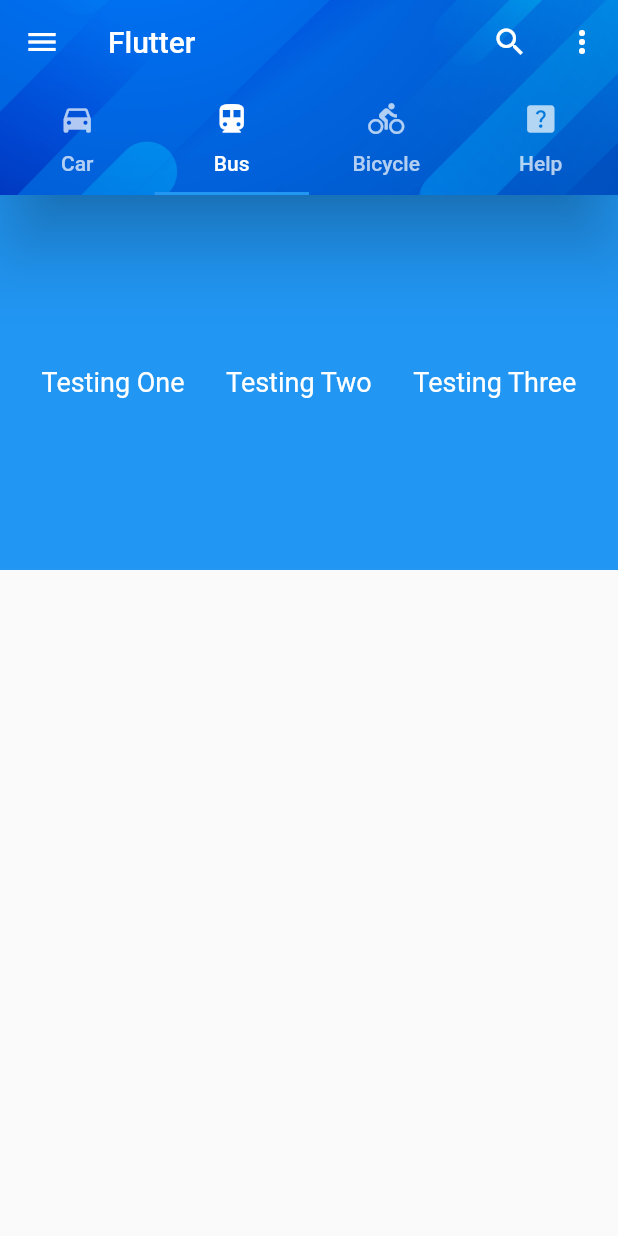
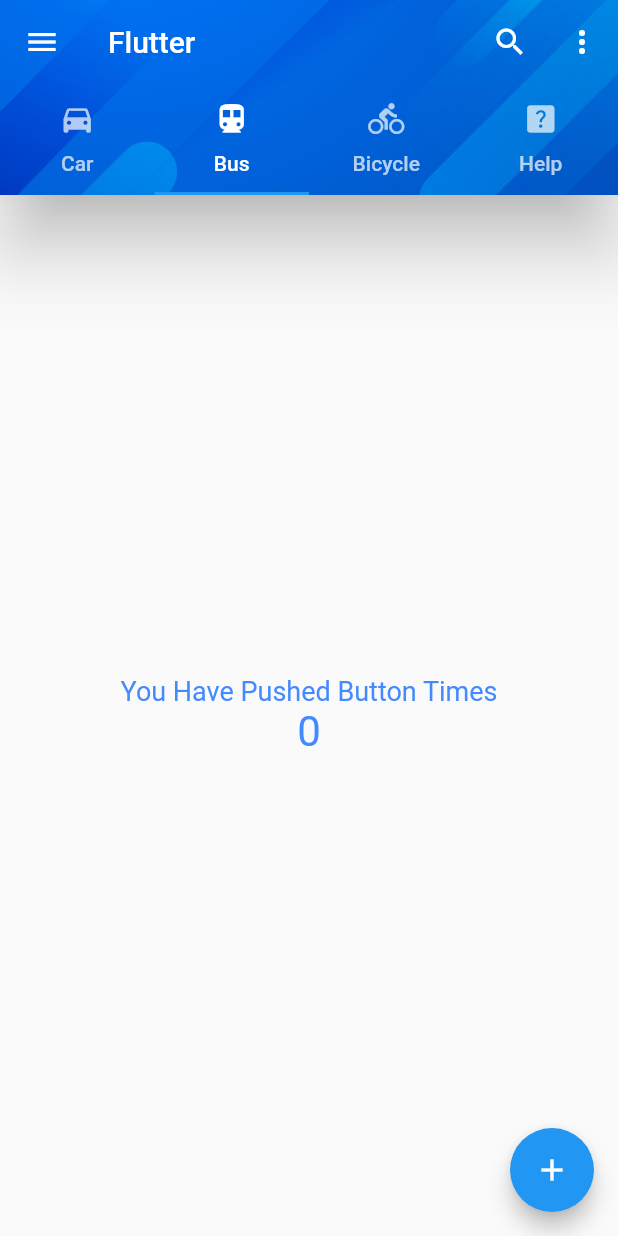
Before and after one commit to YasiruLak/Flutter-First_Project, a Flutter app: the screen it shows after launch, tab 2 chosen, on a phone screen of 412 x 824 dp. Run offline on Flutter 3.47's test engine with Material 2 defaults, Android fonts, the phone set to English and light mode, and no system bars; our stand-ins replace device_preview.

```diff
--- a/lib/main.dart
+++ b/lib/main.dart
@@ -45,8 +45,16 @@ class MyApp extends StatelessWidget{
 
 }
 
-class MyHomePage extends StatelessWidget{
+class MyHomePage extends StatefulWidget {
   const MyHomePage({Key? key}) : super(key: key);
+
+  @override
+  State<MyHomePage> createState() => _MyHomePageState();
+}
+
+class _MyHomePageState extends State<MyHomePage> {
+
+
 
   @override
   Widget build(BuildContext context) {
@@ -79,10 +87,10 @@ class MyHomePage extends StatelessWidget{
                 text: "Car",
               ),
               Tab(icon: Icon(Icons.directions_transit),
-              text: "Bus",
+                text: "Bus",
               ),
               Tab(icon: Icon(Icons.directions_bike),
-              text: "Bicycle",
+                text: "Bicycle",
               ),
               Tab(icon: Icon(Icons.help_center),
                 text: "Help",
@@ -103,7 +111,6 @@ class MyHomePage extends StatelessWidget{
       ),
     );
   }
-
 }
 
 Widget tab1(){
@@ -119,7 +126,6 @@ Widget tab1(){
 
 Widget tab4(){
   return Container(
-
     decoration: const BoxDecoration(
       color: Colors.white,
       image: DecorationImage(
@@ -133,28 +139,34 @@ Widget tab4(){
 }
 
 Widget tab2(){
+
+  int count = 0;
+
+  void increment(){
+    setState((){
+      count = count + 1;
+        print(count);
+    });
+  }
+
   return Scaffold(
-    body: Container(
-
-      color: Colors.blue,
-      height: 250,
-
-      child: Row(
-        mainAxisAlignment: MainAxisAlignment.spaceEvenly,
-        crossAxisAlignment: CrossAxisAlignment.center,
+    body: Center(
+      child: Column(
+        mainAxisAlignment: MainAxisAlignment.center,
         children: const <Widget>[
-          Text('Testing One',
-            style: TextStyle(fontSize: 18,color: Colors.white),
+          Text('You Have Pushed Button Times',
+            style: TextStyle(fontSize: 18,color: Colors.blueAccent),
           ),
-          Text('Testing Two',
-            style: TextStyle(fontSize: 18,color: Colors.white),
+          Text(
+            "0",
+            style: TextStyle(fontSize: 28,color: Colors.blueAccent),
           ),
-          Text('Testing Three',
-            style: TextStyle(fontSize: 18,color: Colors.white),
-          ),
-
         ],
       ),
+    ),
+    floatingActionButton: FloatingActionButton(
+      onPressed: increment,
+      child: const Icon(Icons.add),
     ),
   );
 }
@@ -166,7 +178,7 @@ Widget tab3(){
       width: double.infinity,
       height: 65,
       alignment: Alignment.center,
-      color: Colors.black54,
+      color: Colors.lightBlue,
       child: const Text(
         'Flutter Testing App',
         style: TextStyle(
```
